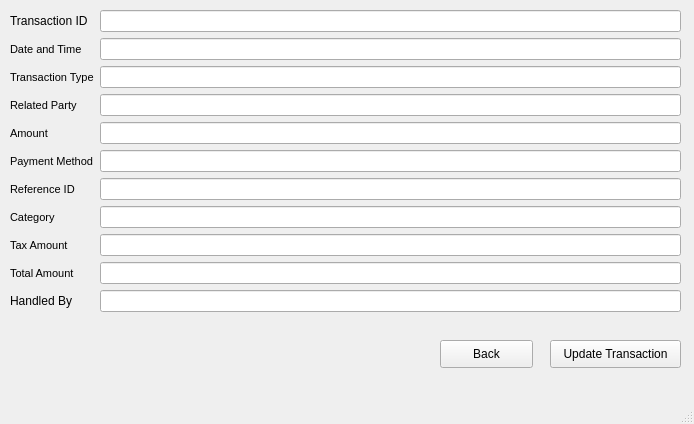
The window that ui_files/TransactionUpdate.ui (TahaZahid05/Restaurant-Managment-System) describes before a commit, drawn with Qt 5.
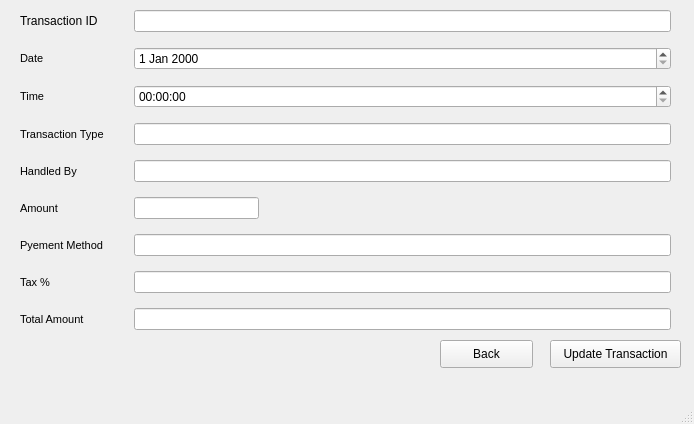
The same window after the commit.

What changed in the file:
```diff
--- a/ui_files/TransactionUpdate.ui
+++ b/ui_files/TransactionUpdate.ui
@@ -20,10 +20,32 @@
       <x>10</x>
       <y>10</y>
       <width>671</width>
-      <height>314</height>
+      <height>321</height>
      </rect>
     </property>
     <layout class="QFormLayout" name="formLayout">
+     <property name="horizontalSpacing">
+      <number>30</number>
+     </property>
+     <property name="verticalSpacing">
+      <number>15</number>
+     </property>
+     <property name="leftMargin">
+      <number>10</number>
+     </property>
+     <property name="rightMargin">
+      <number>10</number>
+     </property>
+     <item row="0" column="0">
+      <widget class="QLabel" name="label_11">
+       <property name="text">
+        <string>Transaction ID</string>
+       </property>
+      </widget>
+     </item>
+     <item row="0" column="1">
+      <widget class="QLineEdit" name="lineEdit_11"/>
+     </item>
      <item row="1" column="0">
       <widget class="QLabel" name="label">
        <property name="font">
@@ -34,17 +56,7 @@
         </font>
        </property>
        <property name="text">
-        <string>Date and Time</string>
-       </property>
-      </widget>
-     </item>
-     <item row="1" column="1">
-      <widget class="QLineEdit" name="lineEdit">
-       <property name="font">
-        <font>
-         <weight>75</weight>
-         <bold>true</bold>
-        </font>
+        <string>Date</string>
        </property>
       </widget>
      </item>
@@ -58,7 +70,7 @@
         </font>
        </property>
        <property name="text">
-        <string>Transaction Type</string>
+        <string>Time</string>
        </property>
       </widget>
      </item>
@@ -72,10 +84,13 @@
         </font>
        </property>
        <property name="text">
-        <string>Related Party</string>
+        <string>Transaction Type</string>
        </property>
       </widget>
      </item>
+     <item row="3" column="1">
+      <widget class="QLineEdit" name="lineEdit_6"/>
+     </item>
      <item row="4" column="0">
       <widget class="QLabel" name="label_4">
        <property name="font">
@@ -86,10 +101,13 @@
         </font>
        </property>
        <property name="text">
-        <string>Amount</string>
+        <string>Handled By</string>
        </property>
       </widget>
      </item>
+     <item row="4" column="1">
+      <widget class="QLineEdit" name="lineEdit_7"/>
+     </item>
      <item row="5" column="0">
       <widget class="QLabel" name="label_5">
        <property name="font">
@@ -100,12 +118,18 @@
         </font>
        </property>
        <property name="text">
-        <string>Payment Method</string>
+        <string>Amount</string>
        </property>
       </widget>
      </item>
      <item row="5" column="1">
       <widget class="QLineEdit" name="lineEdit_2">
+       <property name="sizePolicy">
+        <sizepolicy hsizetype="Fixed" vsizetype="Fixed">
+         <horstretch>0</horstretch>
+         <verstretch>0</verstretch>
+        </sizepolicy>
+       </property>
        <property name="font">
         <font>
          <weight>75</weight>
@@ -124,57 +148,31 @@
         </font>
        </property>
        <property name="text">
-        <string>Reference ID</string>
-       </property>
-      </widget>
-     </item>
-     <item row="7" column="0">
-      <widget class="QLabel" name="label_7">
-       <property name="font">
-        <font>
-         <pointsize>8</pointsize>
-         <weight>50</weight>
-         <bold>false</bold>
-        </font>
-       </property>
-       <property name="text">
-        <string>Category</string>
+        <string>Pyement Method</string>
        </property>
       </widget>
      </item>
      <item row="6" column="1">
       <widget class="QLineEdit" name="lineEdit_3"/>
      </item>
+     <item row="7" column="0">
+      <widget class="QLabel" name="label_7">
+       <property name="font">
+        <font>
+         <pointsize>8</pointsize>
+         <weight>50</weight>
+         <bold>false</bold>
+        </font>
+       </property>
+       <property name="text">
+        <string>Tax %</string>
+       </property>
+      </widget>
+     </item>
      <item row="7" column="1">
       <widget class="QLineEdit" name="lineEdit_4"/>
      </item>
-     <item row="2" column="1">
-      <widget class="QLineEdit" name="lineEdit_5"/>
-     </item>
-     <item row="3" column="1">
-      <widget class="QLineEdit" name="lineEdit_6"/>
-     </item>
-     <item row="4" column="1">
-      <widget class="QLineEdit" name="lineEdit_7"/>
-     </item>
      <item row="8" column="0">
-      <widget class="QLabel" name="label_8">
-       <property name="font">
-        <font>
-         <pointsize>8</pointsize>
-         <weight>50</weight>
-         <bold>false</bold>
-        </font>
-       </property>
-       <property name="text">
-        <string>Tax Amount</string>
-       </property>
-      </widget>
-     </item>
-     <item row="8" column="1">
-      <widget class="QLineEdit" name="lineEdit_8"/>
-     </item>
-     <item row="9" column="0">
       <widget class="QLabel" name="label_9">
        <property name="font">
         <font>
@@ -188,28 +186,14 @@
        </property>
       </widget>
      </item>
-     <item row="9" column="1">
+     <item row="8" column="1">
       <widget class="QLineEdit" name="lineEdit_9"/>
      </item>
-     <item row="10" column="0">
-      <widget class="QLabel" name="label_10">
-       <property name="text">
-        <string>Handled By</string>
-       </property>
-      </widget>
+     <item row="2" column="1">
+      <widget class="QTimeEdit" name="timeEdit"/>
      </item>
-     <item row="10" column="1">
-      <widget class="QLineEdit" name="lineEdit_10"/>
-     </item>
-     <item row="0" column="0">
-      <widget class="QLabel" name="label_11">
-       <property name="text">
-        <string>Transaction ID</string>
-       </property>
-      </widget>
-     </item>
-     <item row="0" column="1">
-      <widget class="QLineEdit" name="lineEdit_11"/>
+     <item row="1" column="1">
+      <widget class="QDateEdit" name="dateEdit"/>
      </item>
     </layout>
    </widget>
@@ -246,7 +230,7 @@
      <x>0</x>
      <y>0</y>
      <width>694</width>
-     <height>26</height>
+     <height>21</height>
     </rect>
    </property>
   </widget>
```
